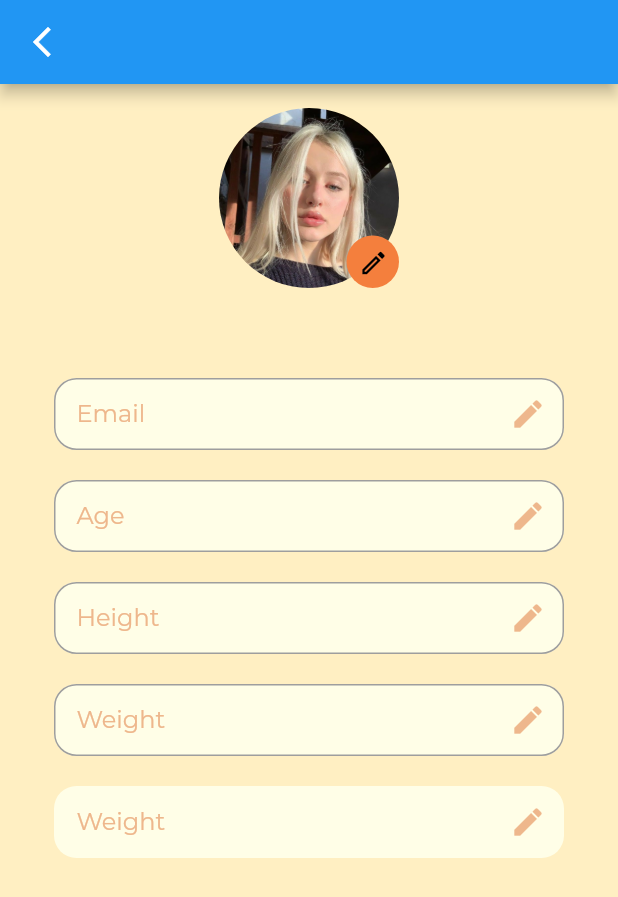
After one commit to ppinng/araigordaiwithme, a Flutter app: the UserPage screen opened directly, on a phone screen of 412 x 824 dp. The commit adds this screen. Shown: the top 897 px of the screen. Run offline on Flutter 3.47's test engine with Material 2 defaults, Android fonts, the phone set to English and light mode, and no system bars; our stand-ins replace firebase_auth, firebase_core, flutter_hooks, font_awesome_flutter, google_sign_in, salomon_bottom_bar; missing offline and left inert: firebase_ui_auth; accounts and stored records are empty.

Commit message:
[ADD] User Page/user_image

```diff
--- a/lib/constant.dart
+++ b/lib/constant.dart
@@ -5,3 +5,4 @@ const kButtonColor = Color(0xFFF47F3D);
 const kBoxColor = Color(0xFFEEB78C);
 const kAppColor = Color(0xFF7D7549);
 const kTextFieldColor = Color(0xFFEEB78C);
+const kUserPageFieldColor = Color(0xFFFFFEE7);
--- /dev/null
+++ b/lib/screens/pages/userpage.dart
@@ -0,0 +1,193 @@
+import 'package:araigordaiwithme/screens/Home_page/home_page.dart';
+import 'package:araigordaiwithme/screens/pages/foodlist.dart';
+import 'package:flutter/material.dart';
+import 'package:araigordaiwithme/constant.dart';
+
+class UserPage extends StatelessWidget {
+  const UserPage({super.key});
+
+  @override
+  Widget build(BuildContext context) {
+    return Scaffold(
+      appBar: AppBar(
+        leading: IconButton(
+            onPressed: () {
+              Navigator.of(context).push(
+                  MaterialPageRoute(builder: (context) => const HomePage()));
+            },
+            icon: const Icon(Icons.arrow_back_ios_new)),
+      ),
+      backgroundColor: kBackgroundColor,
+      body: SingleChildScrollView(
+        child: Container(
+          padding: const EdgeInsets.all(16.0),
+          child: Column(
+            children: [
+              Stack(
+                children: [
+                  SizedBox(
+                    width: 120,
+                    height: 120,
+                    child: ClipRRect(
+                      borderRadius: BorderRadius.circular(100),
+                      child: Image.asset("images/user.jpg"),
+                    ),
+                  ),
+                  Positioned(
+                    bottom: 0,
+                    right: 0,
+                    child: Container(
+                      width: 35,
+                      height: 35,
+                      alignment: Alignment.center,
+                      decoration: BoxDecoration(
+                        borderRadius: BorderRadius.circular(100),
+                        color: kButtonColor,
+                      ),
+                      child: IconButton(
+                        iconSize: 20,
+                        onPressed: () {},
+                        icon: const Icon(Icons.edit_outlined),
+                        color: Colors.black,
+                      ),
+                    ),
+                  ),
+                ],
+              ),
+              const SizedBox(height: 50),
+              Form(
+                  child: Column(
+                children: [
+                  Padding(
+                    padding: const EdgeInsets.symmetric(
+                        horizontal: 20, vertical: 10),
+                    child: TextFormField(
+                      decoration: InputDecoration(
+                        contentPadding: const EdgeInsets.symmetric(
+                            horizontal: 15, vertical: 10),
+                        enabledBorder: OutlineInputBorder(
+                          borderRadius: BorderRadius.circular(15.0),
+                          borderSide:
+                              const BorderSide(color: Colors.grey, width: 1),
+                        ),
+                        border: OutlineInputBorder(
+                          borderRadius: BorderRadius.circular(15.0),
+                          borderSide: BorderSide.none,
+                        ),
+                        filled: true,
+                        fillColor: kUserPageFieldColor,
+                        hintText: 'Email',
+                        hintStyle: const TextStyle(color: kBoxColor),
+                        suffixIcon: const Icon(Icons.edit),
+                        suffixIconColor: kBoxColor,
+                      ),
+                      style: const TextStyle(color: kBoxColor),
+                    ),
+                  ),
+                  Padding(
+                    padding: const EdgeInsets.symmetric(
+                        horizontal: 20, vertical: 10),
+                    child: TextFormField(
+                      decoration: InputDecoration(
+                        contentPadding: const EdgeInsets.symmetric(
+                            horizontal: 15, vertical: 10),
+                        enabledBorder: OutlineInputBorder(
+                          borderRadius: BorderRadius.circular(15.0),
+                          borderSide:
+                              const BorderSide(color: Colors.grey, width: 1),
+                        ),
+                        border: OutlineInputBorder(
+                          borderRadius: BorderRadius.circular(15.0),
+                          borderSide: BorderSide.none,
+                        ),
+                        filled: true,
+                        fillColor: kUserPageFieldColor,
+                        hintText: 'Age',
+                        hintStyle: const TextStyle(color: kBoxColor),
+                        suffixIcon: const Icon(Icons.edit),
+                        suffixIconColor: kBoxColor,
+                      ),
+                      style: const TextStyle(color: kBoxColor),
+                    ),
+                  ),
+                  Padding(
+                    padding: const EdgeInsets.symmetric(
+                        horizontal: 20, vertical: 10),
+                    child: TextFormField(
+                      decoration: InputDecoration(
+                        contentPadding: const EdgeInsets.symmetric(
+                            horizontal: 15, vertical: 10),
+                        enabledBorder: OutlineInputBorder(
+                          borderRadius: BorderRadius.circular(15.0),
+                          borderSide:
+                              const BorderSide(color: Colors.grey, width: 1),
+                        ),
+                        border: OutlineInputBorder(
+                          borderRadius: BorderRadius.circular(15.0),
+                          borderSide: BorderSide.none,
+                        ),
+                        filled: true,
+                        fillColor: kUserPageFieldColor,
+                        hintText: 'Height',
+                        hintStyle: const TextStyle(color: kBoxColor),
+                        suffixIcon: const Icon(Icons.edit),
+                        suffixIconColor: kBoxColor,
+                      ),
+                      style: const TextStyle(color: kBoxColor),
+                    ),
+                  ),
+                  Padding(
+                    padding: const EdgeInsets.symmetric(
+                        horizontal: 20, vertical: 10),
+                    child: TextFormField(
+                      decoration: InputDecoration(
+                        contentPadding: const EdgeInsets.symmetric(
+                            horizontal: 15, vertical: 10),
+                        enabledBorder: OutlineInputBorder(
+                          borderRadius: BorderRadius.circular(15.0),
+                          borderSide:
+                              const BorderSide(color: Colors.grey, width: 1),
+                        ),
+                        border: OutlineInputBorder(
+                          borderRadius: BorderRadius.circular(15.0),
+                        ),
+                        filled: true,
+                        fillColor: kUserPageFieldColor,
+                        hintText: 'Weight',
+                        hintStyle: const TextStyle(color: kBoxColor),
+                        suffixIcon: const Icon(Icons.edit),
+                        suffixIconColor: kBoxColor,
+                      ),
+                      style: const TextStyle(color: kBoxColor),
+                    ),
+                  ),
+                  Padding(
+                    padding: const EdgeInsets.symmetric(
+                        horizontal: 20, vertical: 10),
+                    child: TextFormField(
+                      decoration: InputDecoration(
+                        contentPadding: const EdgeInsets.symmetric(
+                            horizontal: 15, vertical: 10),
+                        border: OutlineInputBorder(
+                          borderRadius: BorderRadius.circular(15.0),
+                          borderSide: BorderSide.none,
+                        ),
+                        filled: true,
+                        fillColor: kUserPageFieldColor,
+                        hintText: 'Weight',
+                        hintStyle: const TextStyle(color: kBoxColor),
+                        suffixIcon: const Icon(Icons.edit),
+                        suffixIconColor: kBoxColor,
+                      ),
+                      style: const TextStyle(color: kBoxColor),
+                    ),
+                  ),
+                ],
+              ))
+            ],
+          ),
+        ),
+      ),
+    );
+  }
+}
--- a/pubspec.yaml
+++ b/pubspec.yaml
@@ -82,6 +82,7 @@ flutter:
     - images/google_logo.png
     - images/forgot.png
     - images/register_logo.png
+    - images/user.jpg
     # - images/a_dot_ham.jpeg
 
   # An image asset can refer to one or more resolution-specific "variants", see
```
Also changed, not shown: images/user.jpg (added).
